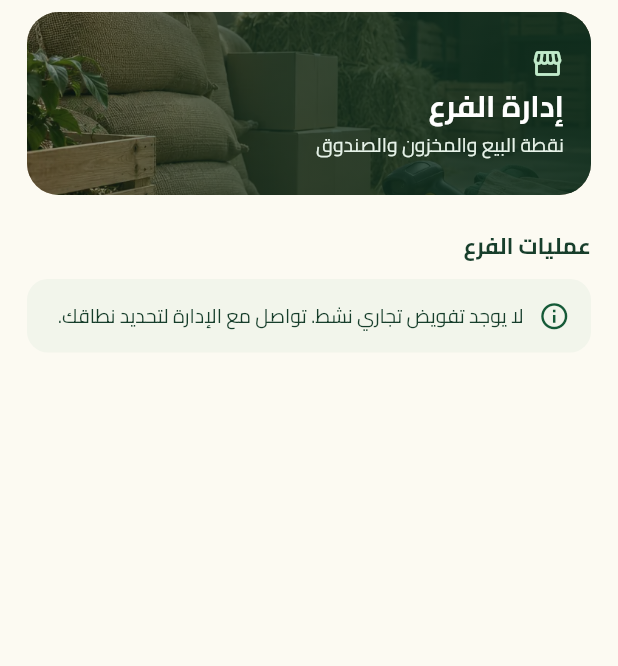
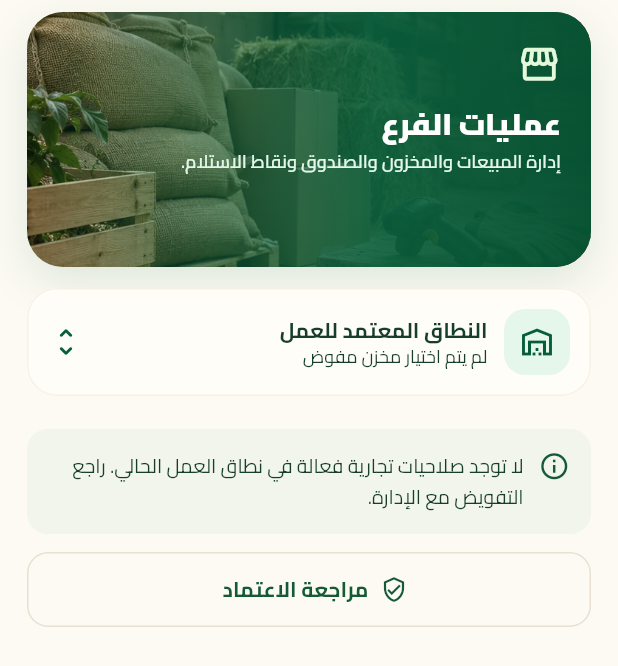
Before and after one commit to naba125555-ui/mazraa_agent, a Flutter app: the BusinessHub widget shown alone on an empty page, opened directly, on a phone screen of 412 x 824 dp. Shown: the top 666 px of the screen. Run offline on Flutter 3.47's test engine with Material 3 defaults, Android fonts, the phone set to English and light mode, and no system bars; our stand-ins replace dio, file_picker, flutter_secure_storage, flutter_svg, geolocator, image_picker and 4 more; missing offline and left inert: mobile_scanner; accounts and stored records are empty; network calls fail.

Commit message:
feat(branch): redesign T01 operations hub with permission-gated groups

```diff
--- a/lib/presentation/features/business.dart
+++ b/lib/presentation/features/business.dart
@@ -11,6 +11,7 @@ import '../shared/labels.dart';
 import '../shared/paged_records.dart';
 import '../shared/scope.dart';
 import '../shared/section_banner.dart';
+import '../design/agent_ui.dart';
 import '../shared/product_thumbnail.dart';
 import '../shared/widgets.dart';
 import 'clinical.dart';
@@ -254,25 +255,143 @@ class _Shortcuts extends StatelessWidget{
   @override Widget build(BuildContext context)=>Wrap(spacing:8,runSpacing:8,children:[for(final route in routes)if(context.app.canOpen(screenById(route)))ActionChip(
     label:Text(context.app.tr(screenById(route).ar,screenById(route).en)),onPressed:()=>context.open(route))]);
 }
-class BusinessHub extends StatelessWidget{
+
+class _HubEntry {
+  const _HubEntry(this.route, this.icon, this.color);
+  final String route;
+  final IconData icon;
+  final Color color;
+}
+
+/// T01 — operations-first workspace with permission-aware categories.
+class BusinessHub extends StatelessWidget {
   const BusinessHub({super.key});
-  @override Widget build(BuildContext context)=>PageBody(children:[
-    SectionBanner(art:SectionArt.commerce,icon:Icons.storefront_outlined,
-      title:context.tr('إدارة الفرع','Manage your branch'),
-      subtitle:context.tr('نقطة البيع والمخزون والصندوق','Point of sale, inventory and cashbox')),
-    Heading(context.tr('عمليات الفرع','Branch operations')),
-    LayoutBuilder(builder:(context,grid)=>Wrap(spacing:8,runSpacing:8,children:[
-    for(final entry in [('T02',Icons.point_of_sale_outlined),('I01',Icons.inventory_2_outlined),('T06',Icons.receipt_long_outlined),('T09',Icons.request_quote_outlined),
-      ('T11',Icons.shopping_bag_outlined),('T12',Icons.add_shopping_cart),('T10',Icons.local_shipping_outlined),('N01',Icons.account_balance_wallet_outlined),
-      ('N05',Icons.account_balance_outlined),('N06',Icons.menu_book_outlined),('N08',Icons.bar_chart),('P01',Icons.storefront_outlined),
-      ('P02',Icons.move_to_inbox_outlined),('A01',Icons.gavel_outlined),('G01',Icons.lightbulb_outline)])
-      if(context.app.canOpen(screenById(entry.$1)))
-        SizedBox(width:grid.maxWidth<340?grid.maxWidth:(grid.maxWidth-8)/2,
-          child:ActionTile(title:context.app.tr(screenById(entry.$1).ar,screenById(entry.$1).en),
-            icon:entry.$2,onTap:()=>context.open(entry.$1))),
-    ])),
-    if(context.app.access.grants.isEmpty)Notice(context.tr('لا يوجد تفويض تجاري نشط. تواصل مع الإدارة لتحديد نطاقك.','No active business delegation. Contact your administrator to assign a work context.')),
-  ]);
+
+  @override
+  Widget build(BuildContext context) {
+    final app = context.app;
+    final grant = app.grant;
+    final type = Theme.of(context).textTheme;
+    const green = AgentPalette.forest;
+    const blue = AgentPalette.blue;
+    const amber = AgentPalette.amber;
+    const violet = AgentPalette.violet;
+    final groups = <(String, IconData, List<_HubEntry>)>[
+      (context.tr('البيع والمخزون', 'Sales and inventory'),
+        Icons.shopping_bag_outlined, [
+          const _HubEntry('T02', Icons.point_of_sale_rounded, green),
+          const _HubEntry('I01', Icons.inventory_2_outlined, green),
+          const _HubEntry('T06', Icons.receipt_long_outlined, blue),
+          const _HubEntry('T09', Icons.request_quote_outlined, violet),
+          const _HubEntry('T11', Icons.shopping_bag_outlined, amber),
+          const _HubEntry('T12', Icons.add_shopping_cart_rounded, amber),
+          const _HubEntry('T10', Icons.local_shipping_outlined, blue),
+        ]),
+      (context.tr('المالية والتقارير', 'Finance and reporting'),
+        Icons.account_balance_wallet_outlined, [
+          const _HubEntry('N01', Icons.account_balance_wallet_outlined, green),
+          const _HubEntry('N03', Icons.punch_clock_outlined, violet),
+          const _HubEntry('N05', Icons.account_balance_outlined, amber),
+          const _HubEntry('N06', Icons.menu_book_outlined, blue),
+          const _HubEntry('N08', Icons.query_stats_outlined, green),
+        ]),
+      (context.tr('الاستلام والمزادات', 'Pickup and marketplace'),
+        Icons.store_mall_directory_outlined, [
+          const _HubEntry('P01', Icons.storefront_outlined, green),
+          const _HubEntry('P02', Icons.move_to_inbox_outlined, blue),
+          const _HubEntry('A01', Icons.gavel_outlined, amber),
+          const _HubEntry('G01', Icons.lightbulb_outline, violet),
+        ]),
+    ];
+    final available = groups.map((section) => (
+      section.$1, section.$2,
+      section.$3.where((entry) => app.canOpen(screenById(entry.route))).toList(),
+    )).where((section) => section.$3.isNotEmpty).toList();
+
+    return PageBody(children: [
+      AgentHero(
+        title: context.tr('عمليات الفرع', 'Branch operations'),
+        subtitle: context.tr('إدارة المبيعات والمخزون والصندوق ونقاط الاستلام.',
+          'Manage sales, inventory, cash and pickup points.'),
+        art: 'assets/images/agent_commerce.webp',
+        icon: Icons.storefront_outlined),
+      const SizedBox(height: 14),
+      AgentSurface(onTap: () => context.open('H06'), padding: const EdgeInsets.all(13),
+        child: Row(children: [
+          Container(width: 44, height: 44,
+            decoration: BoxDecoration(color: AgentPalette.mint,
+              borderRadius: BorderRadius.circular(14)),
+            child: const Icon(Icons.warehouse_outlined, color: green)),
+          const SizedBox(width: 11),
+          Expanded(child: Column(crossAxisAlignment: CrossAxisAlignment.start,
+            children: [
+              Text(context.tr('النطاق المعتمد للعمل', 'Approved work context'),
+                style: type.labelLarge),
+              Text(grant == null
+                  ? context.tr('لم يتم اختيار مخزن مفوض', 'No authorized warehouse selected')
+                  : context.tr('فرع', 'Store') + ' #' + grant.store.toString() + ' · ' +
+                    context.tr('مخزن', 'Warehouse') + ' #' + grant.warehouse.toString(),
+                style: type.bodySmall, maxLines: 1,
+                overflow: TextOverflow.ellipsis),
+            ])),
+          const Icon(Icons.unfold_more_rounded, color: green),
+        ])),
+      if (app.allows(Cap.sell | Cap.cash)) ...[
+        const SizedBox(height: 12),
+        Material(
+          color: green,
+          borderRadius: BorderRadius.circular(18),
+          clipBehavior: Clip.antiAlias,
+          child: InkWell(onTap: () => context.open('T02'),
+            child: Padding(padding: const EdgeInsets.all(16),
+              child: Row(children: [
+                const CircleAvatar(backgroundColor: Color(0xFF248A5F),
+                  radius: 24, child: Icon(Icons.point_of_sale_outlined,
+                    color: Colors.white, size: 27)),
+                const SizedBox(width: 13),
+                Expanded(child: Column(crossAxisAlignment: CrossAxisAlignment.start,
+                  children: [
+                    Text(context.tr('بدء عملية بيع', 'Start a new sale'),
+                      style: type.titleMedium?.copyWith(color: Colors.white)),
+                    Text(context.tr('الأصناف والكميات والتسعير المعتمد من السيرفر',
+                        'Products, quantities and server-approved pricing'),
+                      style: type.bodySmall?.copyWith(
+                        color: const Color(0xFFE1F2E8))),
+                  ])),
+                const Icon(Icons.arrow_forward_ios_rounded,
+                  color: Colors.white, size: 18),
+              ]))),
+        ),
+      ],
+      for (final section in available) ...[
+        AgentSectionHeading(title: section.$1, icon: section.$2),
+        LayoutBuilder(builder: (context, constraints) {
+          final count = constraints.maxWidth >= 450 ? 4 : 3;
+          final width = (constraints.maxWidth - 10 * (count - 1)) / count;
+          return Wrap(spacing: 10, runSpacing: 10, children: [
+            for (final entry in section.$3)
+              SizedBox(width: width,
+                child: AgentAction(
+                  title: app.tr(screenById(entry.route).ar,
+                    screenById(entry.route).en),
+                  icon: entry.icon, color: entry.color,
+                  onTap: () => context.open(entry.route))),
+          ]);
+        }),
+      ],
+      if (available.isEmpty) ...[
+        const SizedBox(height: 22),
+        Notice(context.tr(
+          'لا توجد صلاحيات تجارية فعالة في نطاق العمل الحالي. راجع التفويض مع الإدارة.',
+          'No active commercial permissions for this work context. Contact your administrator.')),
+        const SizedBox(height: 12),
+        OutlinedButton.icon(onPressed: () => context.open('H04'),
+          icon: const Icon(Icons.verified_user_outlined),
+          label: Text(context.tr('مراجعة الاعتماد', 'Review access'))),
+      ],
+      const SizedBox(height: 28),
+    ]);
+  }
 }
 class _RecordSelector extends StatelessWidget{
   const _RecordSelector({required this.target});final String target;
```
